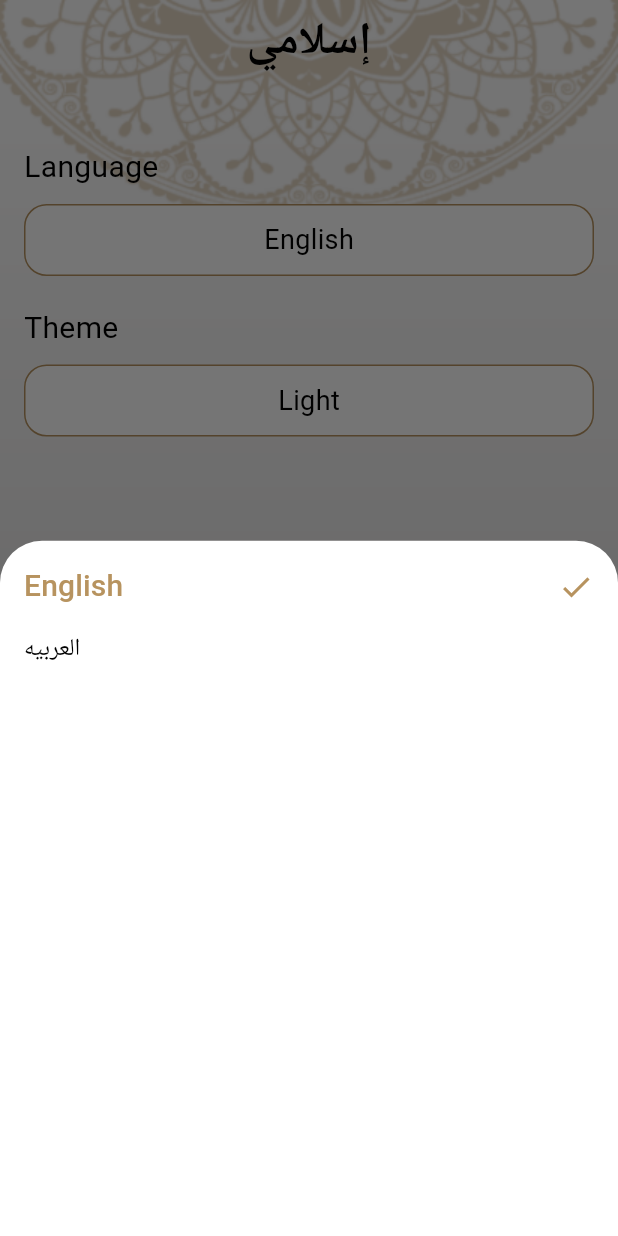
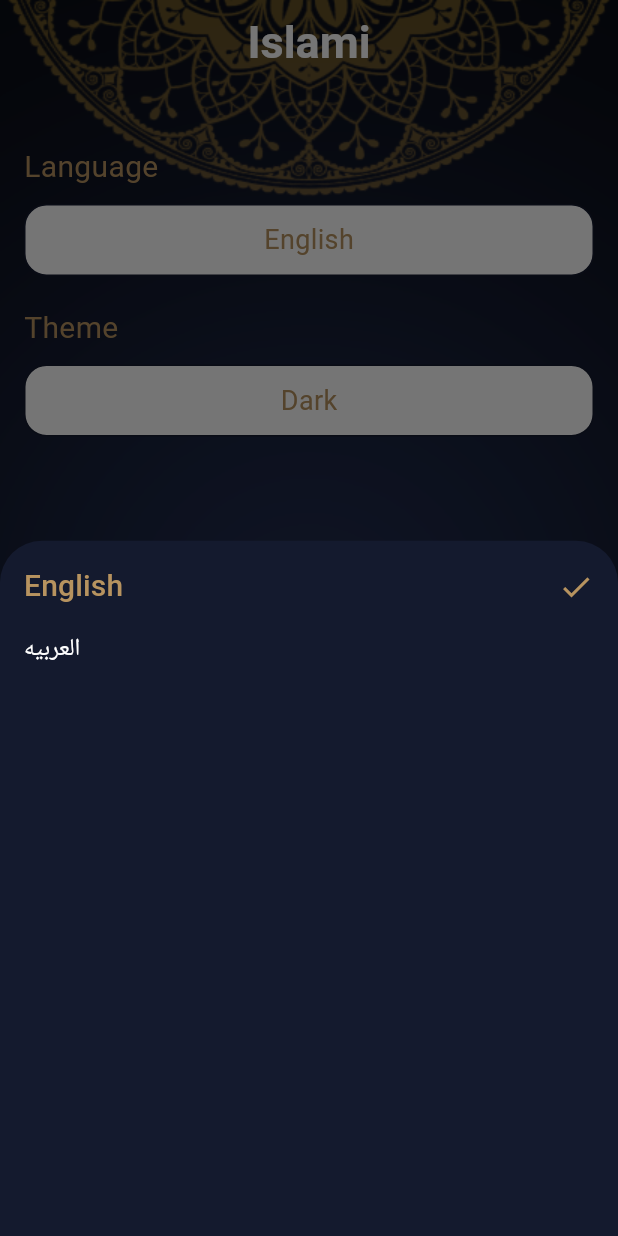
Before and after one commit to ehabMoahmed/islamiApp, a Flutter app: the screen it shows after launch, item 5 of the bottom bar chosen, after a tap on "English", on a phone screen of 412 x 824 dp. Run offline on Flutter 3.47's test engine with Material 3 defaults, Android fonts, the phone set to English and light mode, and no system bars; generated files the repository leaves out were written again.

Commit message:
handle logic + language+ edit

```diff
--- /dev/null
+++ b/l10n.yaml
@@ -0,0 +1,3 @@
+arb-dir: lib/l10n
+template-arb-file: app_en.arb
+output-localization-file: app_localizations.dart
--- a/lib/UI/hadeth-details/hadeth_details_screen.dart
+++ b/lib/UI/hadeth-details/hadeth_details_screen.dart
@@ -30,7 +30,6 @@ class HadethDetailsScreen extends StatelessWidget {
             Expanded(
               child: Card(
 
-
                   child:SingleChildScrollView(
                     child: Text(
                       hadethModel.content,
--- a/lib/UI/home/home_screen.dart
+++ b/lib/UI/home/home_screen.dart
@@ -6,7 +6,7 @@ import 'package:islamyapp/UI/home/tabs/settings.dart';
 import 'package:islamyapp/providers/settings_provider.dart';
 import 'package:islamyapp/style/app_theme.dart';
 import 'package:provider/provider.dart';
-
+import 'package:flutter_gen/gen_l10n/app_localizations.dart';
 
 import 'tabs/ahades.dart';
 
@@ -43,7 +43,7 @@ class _homeScreenState extends State<homeScreen> {
          //lazm t3ml kda 3shan howa leh lon abyd khleh shfaf
         appBar: AppBar(
           centerTitle: true,
-          title: Text('إسلامي',style: TextStyle(fontSize: 30)),
+          title: Text(AppLocalizations.of(context)!.islami,style: TextStyle(fontSize: 30)),
         ),
         bottomNavigationBar: BottomNavigationBar(
               currentIndex:currentNavIndex , //eh al item ale t3mlo select
@@ -59,28 +59,28 @@ class _homeScreenState extends State<homeScreen> {
               BottomNavigationBarItem(
                 backgroundColor: Theme.of(context).colorScheme.primary,
                   icon: ImageIcon(AssetImage('assets/images/icon_quran.png')),
-                  label: "قران",
+                  label: AppLocalizations.of(context)!.quran,
                 ),
               BottomNavigationBarItem(
                 backgroundColor: Theme.of(context).colorScheme.primary,
                 icon: ImageIcon(AssetImage('assets/images/icon_hadeth.png')),
-                label: "احاديث",
+                label: AppLocalizations.of(context)!.ahadeth,
               ),
               BottomNavigationBarItem(
                 backgroundColor: Theme.of(context).colorScheme.primary,
                 icon: ImageIcon(AssetImage('assets/images/icon_sebha.png')),
-                label: " سبحه",
+                label: AppLocalizations.of(context)!.sebha,
               ),
               BottomNavigationBarItem(
                 backgroundColor: Theme.of(context).colorScheme.primary,
                 icon: ImageIcon(AssetImage('assets/images/icon_radio.png')),
-                label: "راديو",
+                label: AppLocalizations.of(context)!.radio,
               ),
 
               BottomNavigationBarItem(
                 backgroundColor: Theme.of(context).colorScheme.primary,
                 icon: Icon(Icons.settings) ,
-                label: "الاعدادات",
+                label: AppLocalizations.of(context)!.settings,
               ),
             ]),
 
--- a/lib/UI/home/tabs/Language_sheet.dart
+++ b/lib/UI/home/tabs/Language_sheet.dart
@@ -1,5 +1,7 @@
 import 'package:flutter/cupertino.dart';
 import 'package:flutter/material.dart';
+import 'package:islamyapp/providers/settings_provider.dart';
+import 'package:provider/provider.dart';
 
 class LanguageSheet extends StatefulWidget {
 
@@ -10,14 +12,21 @@ class LanguageSheet extends StatefulWidget {
 class _LanguageSheetState extends State<LanguageSheet> {
   @override
   Widget build(BuildContext context) {
+
+    SettingProvider provider= Provider.of<SettingProvider>(context);
     return Padding(
       padding: const EdgeInsets.all(16.0),
       child: Column(
         crossAxisAlignment: CrossAxisAlignment.stretch,
         children: [
-          getSelectedItem('English'),
+          getSelectedItem(provider.language=="ar"?'العربيه':'English'),
           SizedBox(height: 15,),
-          getUnselectedItem('العربيه'),
+          InkWell(
+              onTap: (){
+                Navigator.pop(context);
+                provider.changeLnaguage( provider.language=="ar"?"en":"ar" );
+              },
+              child: getUnselectedItem(provider.language=="ar"?'English':'العربيه')),
         ],
       ),
     );
--- a/lib/UI/home/tabs/ahades.dart
+++ b/lib/UI/home/tabs/ahades.dart
@@ -2,6 +2,7 @@ import 'package:flutter/cupertino.dart';
 import 'package:flutter/material.dart';
 import 'package:flutter/services.dart';
 import 'package:islamyapp/UI/home/hadethtitle.dart';
+import 'package:flutter_gen/gen_l10n/app_localizations.dart';
 
 import '../ahadeth_model.dart';
 
@@ -33,8 +34,8 @@ class _AhadethWidgetState extends State<AhadethWidget> {
               width: 2,
             ))
           ),
-          child: Text('الأحاديث',
-          style:  Theme.of(context).textTheme.titleLarge,
+          child: Text(AppLocalizations.of(context)!.ahadeth,
+          style:  Theme.of(context).textTheme.titleLarge!.copyWith(fontSize: 35),
           ),
                ),
         Expanded(
--- a/lib/UI/home/tabs/quran_widget.dart
+++ b/lib/UI/home/tabs/quran_widget.dart
@@ -1,6 +1,7 @@
 import 'package:flutter/cupertino.dart';
 import 'package:flutter/material.dart';
 import 'package:islamyapp/UI/home/quran_titleWidget.dart';
+import 'package:flutter_gen/gen_l10n/app_localizations.dart';
 
 class QuranWidget extends StatelessWidget {
   List<String> suraNames = [
@@ -41,8 +42,8 @@ class QuranWidget extends StatelessWidget {
           mainAxisAlignment: MainAxisAlignment.spaceEvenly,
         children: [
 
-          Expanded(child: Container(alignment:Alignment.center,child: Text('اسم السورة',style: Theme.of(context).textTheme.titleLarge))),
-          Expanded(child: Container(alignment:Alignment.center,child: Text('عدد الآيات',  style: Theme.of(context).textTheme.titleLarge))),
+          Expanded(child: Container(alignment:Alignment.center,child: Text(AppLocalizations.of(context)!.chaptertitle,style: Theme.of(context).textTheme.titleLarge!.copyWith(fontSize: 30)))),
+          Expanded(child: Container(alignment:Alignment.center,child: Text(AppLocalizations.of(context)!.numberofverses,  style: Theme.of(context).textTheme.titleLarge!.copyWith(fontSize:  25)))),
         ],
         ),
         Divider(
--- a/lib/UI/home/tabs/radio.dart
+++ b/lib/UI/home/tabs/radio.dart
@@ -1,5 +1,6 @@
 import 'package:flutter/cupertino.dart';
 import 'package:flutter/material.dart';
+import 'package:flutter_gen/gen_l10n/app_localizations.dart';
 
 class RadioWidget extends StatelessWidget {
 
@@ -12,7 +13,7 @@ class RadioWidget extends StatelessWidget {
           padding: const EdgeInsets.only(top: 130),
           child: Image.asset('assets/images/radio.png',width: 412,height: 222),
         ),
-        Text('إذاعة القرآن الكريم',
+        Text( AppLocalizations.of(context)!.radiostation ,
             style: TextStyle(
                     fontWeight: FontWeight.bold,
               fontSize: 25,
--- a/lib/UI/home/tabs/sebha_widget.dart
+++ b/lib/UI/home/tabs/sebha_widget.dart
@@ -1,4 +1,5 @@
 import 'package:flutter/material.dart';
+import 'package:flutter_gen/gen_l10n/app_localizations.dart';
 
 class SebhaWidget extends StatefulWidget {
   @override
@@ -63,7 +64,7 @@ class _SebhaWidgetState extends State<SebhaWidget> {
           child: Column(
             children: [
               SizedBox(height: 30,),
-              Text('عدد التسبيحات',style: TextStyle(fontWeight: FontWeight.bold,fontSize: 30)),
+              Text( AppLocalizations.of(context)!.hymnsnumber,style: TextStyle(fontWeight: FontWeight.bold,fontSize: 30)),
               SizedBox(height: 20,),
               Container(
 
--- a/lib/UI/home/tabs/settings.dart
+++ b/lib/UI/home/tabs/settings.dart
@@ -2,6 +2,7 @@ import 'package:flutter/material.dart';
 import 'package:islamyapp/UI/home/tabs/themesheet.dart';
 import 'package:islamyapp/providers/settings_provider.dart';
 import 'package:provider/provider.dart';
+import 'package:flutter_gen/gen_l10n/app_localizations.dart';
 
 import 'Language_sheet.dart';
 
@@ -22,7 +23,7 @@ class _SettingsState extends State<Settings> {
         crossAxisAlignment: CrossAxisAlignment.start,
         children: [
           SizedBox(height: 25,),
-          Text('Language',style: TextStyle(fontSize: 20),),
+          Text(AppLocalizations.of(context)!.language,style: TextStyle(fontSize: 20),),
           SizedBox(height: 10,),
           InkWell(
             onTap: (){
@@ -39,12 +40,12 @@ class _SettingsState extends State<Settings> {
                     color: Theme.of(context).colorScheme.primary,
                   )
                 ),
-                child: Text('English',style:  Theme.of(context).textTheme.bodyMedium?.copyWith(
+                child: Text(provider.language=='en'?'English':"العربيه",style:  Theme.of(context).textTheme.bodyMedium?.copyWith(
                     fontSize: 18
                 ),)),
           ),
           SizedBox(height: 20,),
-          Text('Theme',style: TextStyle(fontSize: 20),),
+          Text(AppLocalizations.of(context)!.theme,style: TextStyle(fontSize: 20),),
           SizedBox(height: 10,),
           InkWell(
             onTap: (){
@@ -61,7 +62,7 @@ class _SettingsState extends State<Settings> {
                       color: Theme.of(context).colorScheme.primary,
                     )
                 ),
-                child: Text(provider.theme==ThemeMode.light?"Light":"Dark",style:  Theme.of(context).textTheme.bodyMedium?.copyWith(
+                child: Text(provider.theme==ThemeMode.light?AppLocalizations.of(context)!.light:AppLocalizations.of(context)!.dark,style:  Theme.of(context).textTheme.bodyMedium?.copyWith(
                   fontSize: 18
                 ),)),
           ),
--- a/lib/UI/home/tabs/themesheet.dart
+++ b/lib/UI/home/tabs/themesheet.dart
@@ -1,6 +1,7 @@
 import 'package:flutter/cupertino.dart';
 import 'package:flutter/material.dart';
 import 'package:provider/provider.dart';
+import 'package:flutter_gen/gen_l10n/app_localizations.dart';
 
 import '../../../providers/settings_provider.dart';
 
@@ -19,7 +20,7 @@ class _ThemeSheetState extends State<ThemeSheet> {
       child: Column(
         crossAxisAlignment: CrossAxisAlignment.stretch,
         children: [
-          getSelectedItem( provider.theme==ThemeMode.dark?"Dark":'Lights'),
+          getSelectedItem( provider.theme==ThemeMode.dark?AppLocalizations.of(context)!.dark:AppLocalizations.of(context)!.light),
           SizedBox(height: 15,),
           InkWell(
               onTap: (){
@@ -27,7 +28,7 @@ class _ThemeSheetState extends State<ThemeSheet> {
                 provider.changeTheme( provider.theme==ThemeMode.dark?ThemeMode.light:ThemeMode.dark);
               },
               child: getUnselectedItem(
-                 provider.theme==ThemeMode.dark?"Light":"Dark" )), //b3ks
+                 provider.theme==ThemeMode.dark?AppLocalizations.of(context)!.light:AppLocalizations.of(context)!.dark )), //b3ks
         ],
       ),
     );
--- a/lib/UI/splashScreen.dart
+++ b/lib/UI/splashScreen.dart
@@ -1,6 +1,8 @@
 import 'package:flutter/material.dart';
 import 'package:flutter/services.dart';
+import 'package:provider/provider.dart';
 
+import '../providers/settings_provider.dart';
 import 'home/home_screen.dart';
 
 class SplashScreen extends StatefulWidget {
@@ -38,12 +40,14 @@ with SingleTickerProviderStateMixin
 
   @override
   Widget build(BuildContext context) {
+    SettingProvider provider=Provider.of(context);
     return Scaffold(
       body: Container(
 
         width: double.infinity,
         decoration: BoxDecoration(
-image: DecorationImage(image:  AssetImage("assets/images/qur2an_screen_logo.png"),
+image: DecorationImage(image:  AssetImage(
+    provider.theme==ThemeMode.dark?"assets/images/DarkSplash – 1.png":"assets/images/qur2an_screen_logo.png"),
 
 ),color: Colors.white
         ),
--- a/lib/main.dart
+++ b/lib/main.dart
@@ -7,7 +7,8 @@ import 'UI/hadeth-details/hadeth_details_screen.dart';
 import 'UI/home/home_screen.dart';
 import 'UI/quran_details/quran_details_screen.dart';
 import 'UI/splashScreen.dart';
-
+import 'package:flutter_localizations/flutter_localizations.dart';
+import 'package:flutter_gen/gen_l10n/app_localizations.dart';
 void main() {
   runApp(ChangeNotifierProvider(
 
@@ -26,6 +27,19 @@ class MyApp extends StatelessWidget {
     SettingProvider provider=Provider.of<SettingProvider>(context); //kda khdt al obj bta3e
 
     return MaterialApp(
+
+      localizationsDelegates: [
+        AppLocalizations.delegate,
+        GlobalMaterialLocalizations.delegate,
+        GlobalWidgetsLocalizations.delegate,
+        GlobalCupertinoLocalizations.delegate,
+      ],
+      supportedLocales: [
+        Locale('en'), // English
+        Locale('ar'), //
+      ],
+
+      locale: Locale(provider.language),
 
       title: 'Flutter Demo',
       debugShowCheckedModeBanner: false,
--- a/lib/providers/settings_provider.dart
+++ b/lib/providers/settings_provider.dart
@@ -4,10 +4,10 @@
 //ChangeNotifier:ay tghyer hy7sl fe al data hyro7 ynotify al observers
 
 import 'package:flutter/material.dart';
-
+import 'package:provider/provider.dart';
 class SettingProvider extends ChangeNotifier{
 
-  ThemeMode theme=ThemeMode.light;
+  ThemeMode theme=ThemeMode.dark;
 
   //lazm a3ml al func a
     void changeTheme(ThemeMode newThemeMode){
@@ -18,6 +18,12 @@ class SettingProvider extends ChangeNotifier{
       notifyListeners();
     }
 
+    String language='en';
 
+    void changeLnaguage(String newLnaguage){
+      if(language == newLnaguage)return;
+      language= newLnaguage;
+      notifyListeners();
+    }
 
 }
--- a/pubspec.yaml
+++ b/pubspec.yaml
@@ -36,6 +36,9 @@ dependencies:
   # Use with the CupertinoIcons class for iOS style icons.
   cupertino_icons: ^1.0.2
   provider: ^6.1.1
+  intl: any
+  flutter_localizations:
+    sdk: flutter
 
 dev_dependencies:
   flutter_test:
@@ -53,7 +56,7 @@ dev_dependencies:
 
 # The following section is specific to Flutter packages.
 flutter:
-
+  generate: true
   # The following line ensures that the Material Icons font is
   # included with your application, so that you can use the icons in
   # the material Icons class.
```
Also changed, not shown: lib/l10n/app_ar.arb (added, +17 -0 lines), lib/l10n/app_en.arb (added, +17 -0 lines), pubspec.lock.
